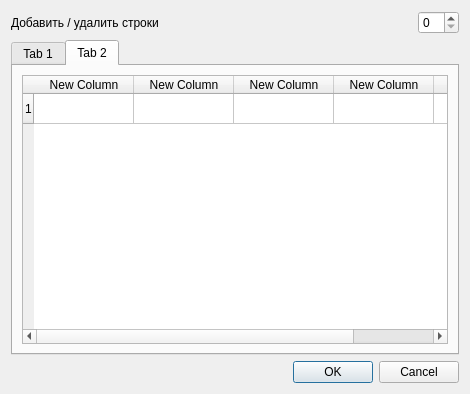
ZoomEXE/AWUpdate, file additem.ui: the form before one commit.
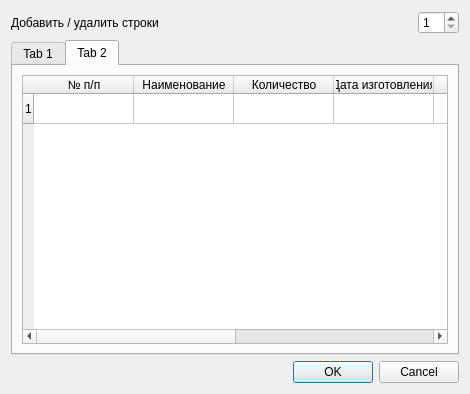
The form after the commit. The open tabs and pages were chosen to show the change.

Patch:
```diff
--- a/additem.ui
+++ b/additem.ui
@@ -37,7 +37,11 @@
       </spacer>
      </item>
      <item>
-      <widget class="QSpinBox" name="spinBox"/>
+      <widget class="QSpinBox" name="spinBox">
+       <property name="minimum">
+        <number>1</number>
+       </property>
+      </widget>
      </item>
     </layout>
    </item>
@@ -116,27 +120,42 @@
          </row>
          <column>
           <property name="text">
-           <string>New Column</string>
+           <string>№ п/п</string>
           </property>
          </column>
          <column>
           <property name="text">
-           <string>New Column</string>
+           <string>Наименование</string>
           </property>
          </column>
          <column>
           <property name="text">
-           <string>New Column</string>
+           <string>Количество</string>
           </property>
          </column>
          <column>
           <property name="text">
-           <string>New Column</string>
+           <string>Дата изготовления</string>
           </property>
          </column>
          <column>
           <property name="text">
-           <string>New Column</string>
+           <string>НСХ</string>
+          </property>
+         </column>
+         <column>
+          <property name="text">
+           <string>Ценность</string>
+          </property>
+         </column>
+         <column>
+          <property name="text">
+           <string>H до НСХ</string>
+          </property>
+         </column>
+         <column>
+          <property name="text">
+           <string>H после НСХ</string>
           </property>
          </column>
         </widget>
```
Left out of the diff: 5 changed lines with no effect on the pictures.
